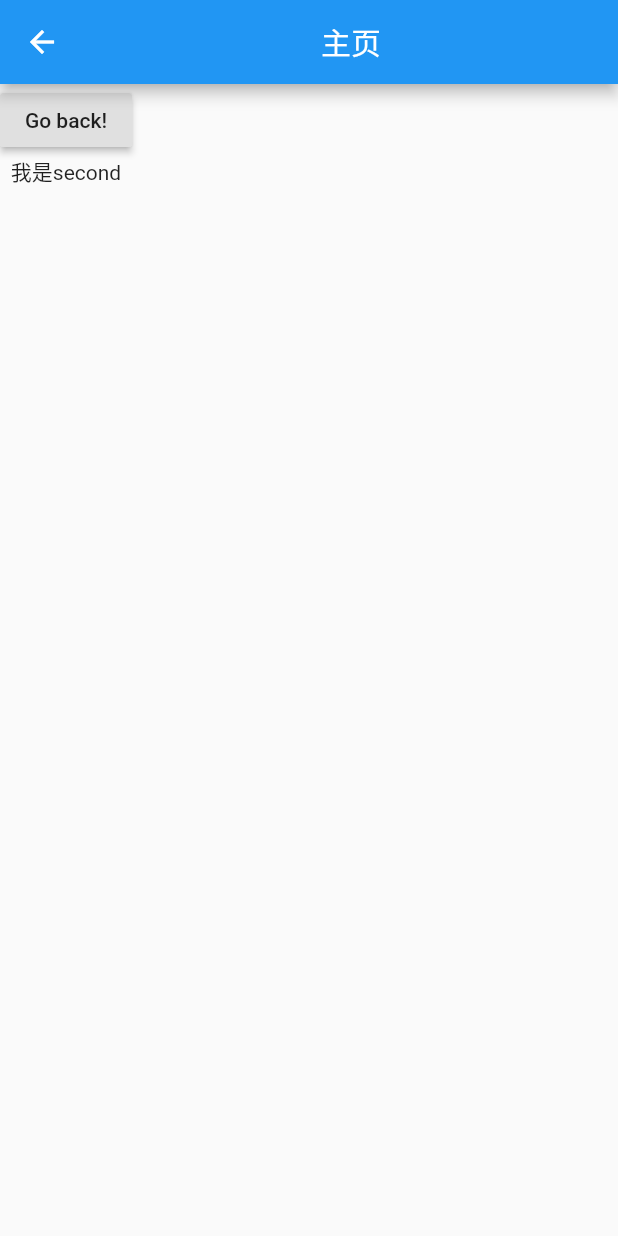
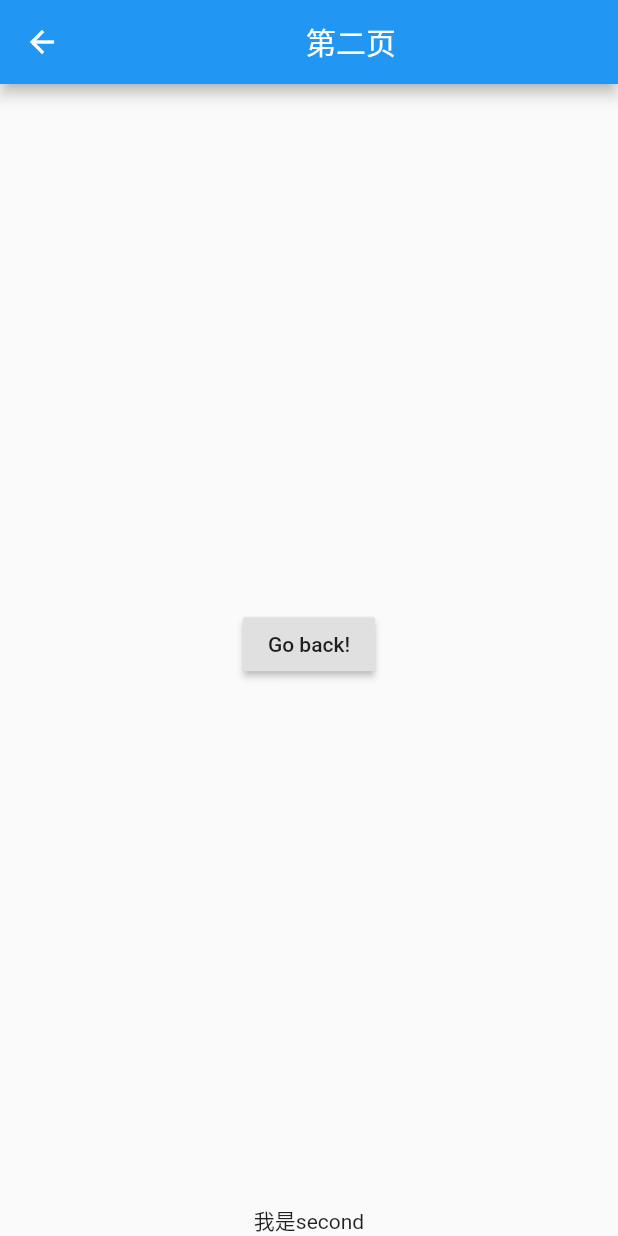
Before and after one commit to wanliyunyan/flutter_portal, a Flutter app: the Second screen opened directly, on a phone screen of 412 x 824 dp. Run offline on Flutter 3.47's test engine with Material 2 defaults, Android fonts, the phone set to English and light mode, and no system bars.

Commit message:
弹性盒子

```diff
--- a/lib/component/second/second.dart
+++ b/lib/component/second/second.dart
@@ -5,10 +5,11 @@ class Second extends StatelessWidget {
   Widget build(BuildContext context) {
     return
       Scaffold(
-          appBar: AppBar(title: Center(child: Text("主页"))),
-          body:  Column(
+          appBar: AppBar(title: Center(child: Text("第二页"))),
+          body: Column(
             children: <Widget>[
-              new Container(
+              Expanded(child: Center(
+                child: new Container(
                   child: new RaisedButton(
                     child: new Text('Go back!'),
                     onPressed: () {
@@ -16,10 +17,11 @@ class Second extends StatelessWidget {
                     },
                   ),
                 ),
+              )),
+
               new Text("我是second")
             ],
           )
       );
-
   }
 }
```
Lines whose indentation alone changed are shown as unchanged.
